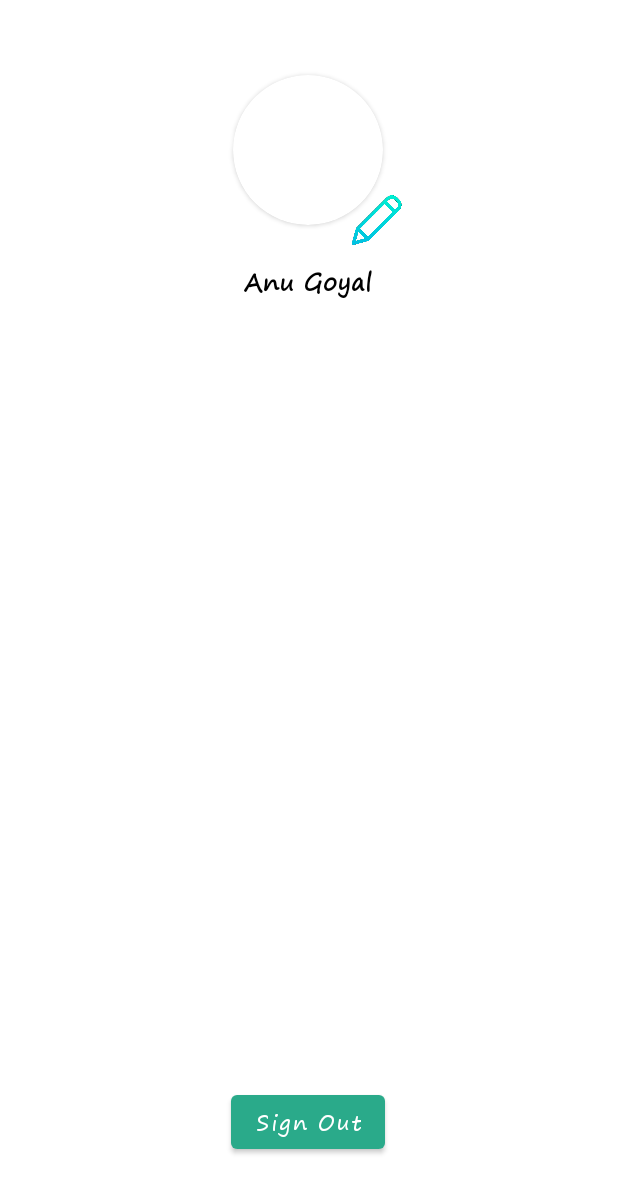
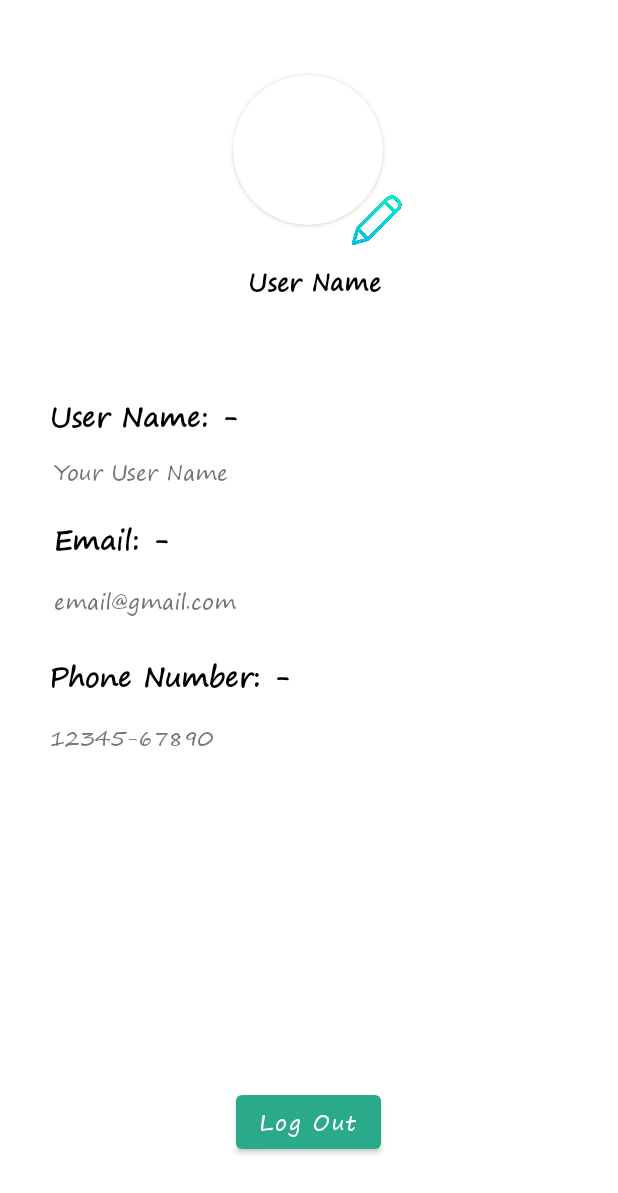
Before and after one commit to sanyam12/Veza, an Android app: the fragment ProfileFragment shown on its own in the app's theme, on a phone screen of 412 x 824 dp. Shown: the top 1193 px of the screen. Run offline under Robolectric (Android 15) with nearby library versions, the phone set to English and light mode, and no system bars; our stand-ins replace Firebase (no records; nobody signed in at launch, a user with empty details on screens opened directly); libraries missing offline, so code that uses them is left out: io.grpc.internal; 1 statement that could not run was skipped.

Commit message:
profile fragment added

```diff
--- a/app/src/main/java/com/unravel/veza/SignUp.kt
+++ b/app/src/main/java/com/unravel/veza/SignUp.kt
@@ -87,7 +87,7 @@ class SignUp:AppCompatActivity() {
                                         Toast.LENGTH_SHORT
                                     ).show()
 
-                                    val intent = Intent(this, home::class.java)
+                                    val intent = Intent(this, signup_details::class.java)
                                     intent.flags = Intent.FLAG_ACTIVITY_NEW_TASK or Intent.FLAG_ACTIVITY_CLEAR_TASK
                                     intent.putExtra("User_id", firebaseUser.uid)
                                     intent.putExtra("email-id", firebaseUser.email)
--- a/app/src/main/java/com/unravel/veza/ui/profile/ProfileFragment.kt
+++ b/app/src/main/java/com/unravel/veza/ui/profile/ProfileFragment.kt
@@ -13,8 +13,11 @@ import android.widget.TextView
 import androidx.lifecycle.ViewModelProvider
 import androidx.navigation.NavController
 import androidx.navigation.fragment.findNavController
+import com.google.android.material.snackbar.Snackbar
 import com.google.firebase.auth.FirebaseAuth
 import com.google.firebase.auth.FirebaseUser
+import com.google.firebase.firestore.DocumentSnapshot
+import com.google.firebase.firestore.FirebaseFirestore
 import com.unravel.veza.PostAct
 import com.unravel.veza.R
 import com.unravel.veza.databinding.FragmentProfileBinding
@@ -55,12 +58,20 @@ class ProfileFragment : Fragment() {
         }
 
         val txt: TextView = view.findViewById(R.id.textView5)
-        txt.text = "Anu Goyal"
+        val db = FirebaseFirestore.getInstance()
+        val mauth = FirebaseAuth.getInstance()
+        db.collection("desc").document(mauth.uid.toString()).get().addOnSuccessListener {
+            txt.text = it.get("displayName").toString()
+
+        }
+
 
         val bt: Button = view.findViewById(R.id.button5)
         bt.setOnClickListener{
             FirebaseAuth.getInstance().signOut()
+
             val intent = Intent(activity, login::class.java)
+            intent.putExtra("bool", "true")
             startActivity(intent)
         }
 
@@ -70,21 +81,4 @@ class ProfileFragment : Fragment() {
         super.onDestroy()
         _binding = null
     }
-
-
-
-
-//    override fun onCreate(savedInstanceState: Bundle?) {
-//        super.onCreate(savedInstanceState)
-//
-//        val id: Int = resources.getIdentifier("button5", "id", "com.unravel.veza.ui.profile")
-//        val v: View = requireView().findViewById(id)
-//        v.setOnClickListener{
-//            FirebaseAuth.getInstance().signOut()
-//            val intent = Intent(activity, login::class.java)
-//
-//        }
-//
-//
-//    }
 }
--- a/app/src/main/res/layout/fragment_profile.xml
+++ b/app/src/main/res/layout/fragment_profile.xml
@@ -55,15 +55,15 @@
 
     <TextView
         android:id="@+id/textView5"
-        android:layout_width="100dp"
-        android:layout_height="wrap_content"
+        android:layout_width="236dp"
+        android:layout_height="56dp"
         android:layout_marginStart="16dp"
         android:layout_marginTop="24dp"
+        android:fontFamily="@font/segoepr"
         android:text="User Name"
         android:textAlignment="center"
-        android:fontFamily="@font/segoepr"
+        android:textColor="@color/black"
         android:textSize="16dp"
-        android:textColor="@color/black"
         android:textStyle="bold"
         app:layout_constraintEnd_toEndOf="parent"
         app:layout_constraintHorizontal_bias="0.471"
@@ -75,7 +75,7 @@
         android:layout_width="wrap_content"
         android:layout_height="wrap_content"
         android:layout_marginBottom="52dp"
-        android:text="Sign Out"
+        android:text="Log Out"
         android:fontFamily="@font/segoepr"
         android:textAllCaps="false"
         android:theme="@style/jungle_green"
@@ -84,5 +84,87 @@
         app:layout_constraintHorizontal_bias="0.498"
         app:layout_constraintStart_toStartOf="parent" />
 
+    <TextView
+        android:id="@+id/textView6"
+        android:layout_width="wrap_content"
+        android:layout_height="wrap_content"
+        android:layout_marginTop="20dp"
+        android:fontFamily="@font/segoepr"
+        android:text="Email: - "
+        android:textColor="@color/black"
+        android:textSize="18dp"
+        android:textStyle="bold"
+        app:layout_constraintEnd_toEndOf="parent"
+        app:layout_constraintHorizontal_bias="0.109"
+        app:layout_constraintStart_toStartOf="parent"
+        app:layout_constraintTop_toBottomOf="@+id/textView11" />
+
+    <TextView
+        android:id="@+id/textView7"
+        android:layout_width="261dp"
+        android:layout_height="23dp"
+        android:layout_marginTop="12dp"
+        android:fontFamily="@font/segoepr"
+        android:text="email@gmail.com"
+        app:layout_constraintEnd_toEndOf="parent"
+        app:layout_constraintHorizontal_bias="0.24"
+        app:layout_constraintStart_toStartOf="parent"
+        app:layout_constraintTop_toBottomOf="@+id/textView6" />
+
+    <TextView
+        android:id="@+id/textView8"
+        android:layout_width="wrap_content"
+        android:layout_height="wrap_content"
+        android:layout_marginTop="24dp"
+        android:fontFamily="@font/segoepr"
+        android:text="Phone Number: -"
+        android:textColor="@color/black"
+        android:textSize="18dp"
+        android:textStyle="bold"
+        app:layout_constraintEnd_toEndOf="parent"
+        app:layout_constraintHorizontal_bias="0.13"
+        app:layout_constraintStart_toStartOf="parent"
+        app:layout_constraintTop_toBottomOf="@+id/textView7" />
+
+    <TextView
+        android:id="@+id/textView9"
+        android:layout_width="wrap_content"
+        android:layout_height="wrap_content"
+        android:layout_marginTop="12dp"
+        android:fontFamily="@font/segoepr"
+        android:text="12345-67890"
+        app:layout_constraintEnd_toEndOf="parent"
+        app:layout_constraintHorizontal_bias="0.11"
+        app:layout_constraintStart_toStartOf="parent"
+        app:layout_constraintTop_toBottomOf="@+id/textView8" />
+
+    <TextView
+        android:id="@+id/textView10"
+        android:layout_width="wrap_content"
+        android:layout_height="wrap_content"
+        android:layout_marginTop="32dp"
+        android:text="User Name: -"
+        android:fontFamily="@font/segoepr"
+        android:textColor="@color/black"
+        android:textSize="18dp"
+        android:textStyle="bold"
+        app:layout_constraintEnd_toEndOf="parent"
+        app:layout_constraintHorizontal_bias="0.117"
+        app:layout_constraintStart_toStartOf="parent"
+        app:layout_constraintTop_toBottomOf="@+id/textView5" />
+
+    <TextView
+        android:id="@+id/textView11"
+        android:layout_width="250dp"
+        android:layout_height="22dp"
+        android:layout_marginStart="4dp"
+        android:layout_marginTop="8dp"
+        android:text="Your User Name"
+        android:fontFamily="@font/segoepr"
+        app:layout_constraintEnd_toEndOf="parent"
+        app:layout_constraintHorizontal_bias="0.203"
+        app:layout_constraintStart_toStartOf="parent"
+        app:layout_constraintTop_toBottomOf="@+id/textView10" />
+
 
 </androidx.constraintlayout.widget.ConstraintLayout>
```
Also changed, not shown: app/src/main/AndroidManifest.xml (+7 -4 lines), app/src/main/java/com/unravel/veza/SignIn.kt (+25 -11 lines), app/src/main/java/com/unravel/veza/login.kt (+8 -1 lines), app/src/main/java/com/unravel/veza/signup_details.kt (added, +61 -0 lines), app/src/main/java/com/unravel/veza/splash_screen.kt (+21 -5 lines), app/src/main/res/layout/activity_signup_details.xml (added, +118 -0 lines).
